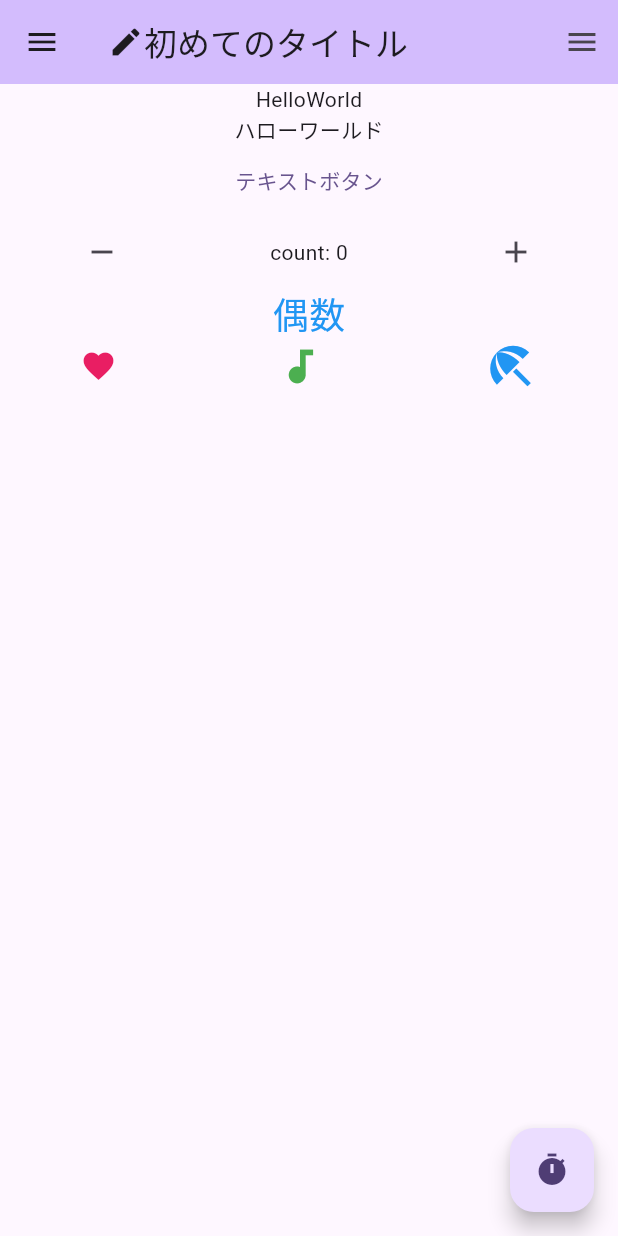
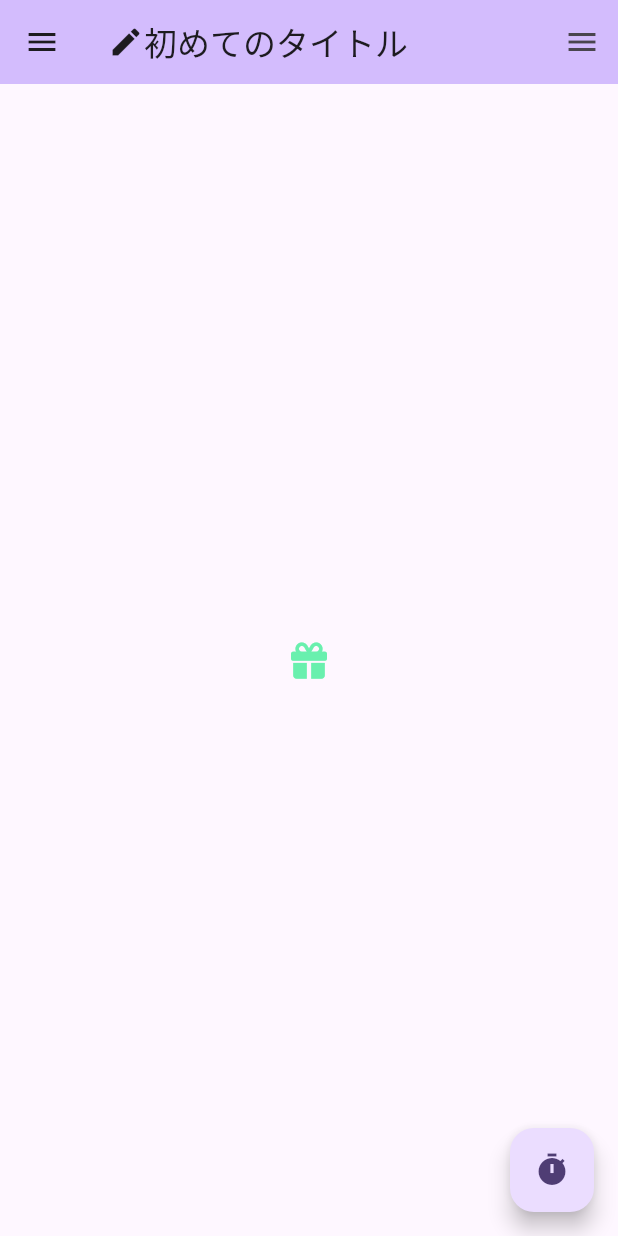
Before and after one commit to koyasaeki/hello_flutter, a Flutter app: the screen it shows after launch, on a phone screen of 412 x 824 dp. Run offline on Flutter 3.47's test engine with Material 3 defaults, Android fonts, the phone set to English and light mode, and no system bars; our stand-ins replace font_awesome_flutter.

Commit message:
update: 外部パッケージを導入してみる

```diff
--- a/lib/main.dart
+++ b/lib/main.dart
@@ -1,4 +1,5 @@
 import 'package:flutter/material.dart';
+import 'package:font_awesome_flutter/font_awesome_flutter.dart';
 
 void main() {
   runApp(const MyApp());
@@ -45,73 +46,11 @@ class _MyHomePageState extends State<MyHomePage> {
               Text('初めてのタイトル'),
             ],
           )),
-      body: Column(
-        children: [
-          const Text('HelloWorld'),
-          const Text('ハローワールド'),
-          TextButton(
-            onPressed: () {
-              print('ボタンが押されたよ。');
-            },
-            child: const Text('テキストボタン'),
-          ),
-          Row(
-            mainAxisAlignment: MainAxisAlignment.spaceAround,
-            children: [
-              IconButton(
-                icon: const Icon(
-                  Icons.remove,
-                ),
-                onPressed: () {
-                  setState(() {
-                    _count--;
-                  });
-                },
-              ),
-              Text('count: $_count'),
-              IconButton(
-                icon: const Icon(
-                  Icons.add,
-                ),
-                onPressed: () {
-                  setState(() {
-                    _count++;
-                  });
-                },
-              ),
-            ],
-          ),
-          Center(
-            child: Text(
-              _count % 2 == 0 ? '偶数' : '奇数',
-              style: TextStyle(
-                fontSize: 24.0,
-                color: _count % 2 == 0 ? Colors.blue : Colors.red,
-              ),
-            ),
-          ),
-          const Row(
-            mainAxisAlignment: MainAxisAlignment.spaceAround,
-            children: [
-              Icon(
-                Icons.favorite,
-                color: Colors.pink,
-                size: 24.0,
-              ),
-              Icon(
-                Icons.audiotrack,
-                color: Colors.green,
-                size: 30.0,
-              ),
-              Icon(
-                Icons.beach_access,
-                color: Colors.blue,
-                size: 36.0,
-              ),
-            ],
-          )
-        ],
-      ),
+      body: const Center(
+          child: Icon(
+        FontAwesomeIcons.gift,
+        color: Colors.greenAccent,
+      )),
       floatingActionButton: FloatingActionButton(
         onPressed: () {
           print('押したね？');
```
Also changed, not shown: pubspec.yaml (+5 -72 lines), pubspec.lock.
